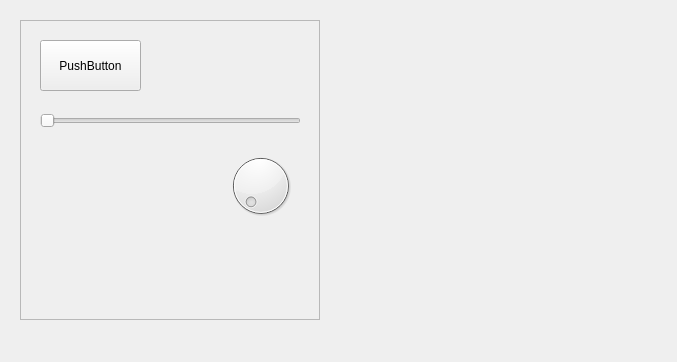
Before: the Qt Designer form MainWindow.ui in kzu0/GrabTest, drawn with Qt 5.
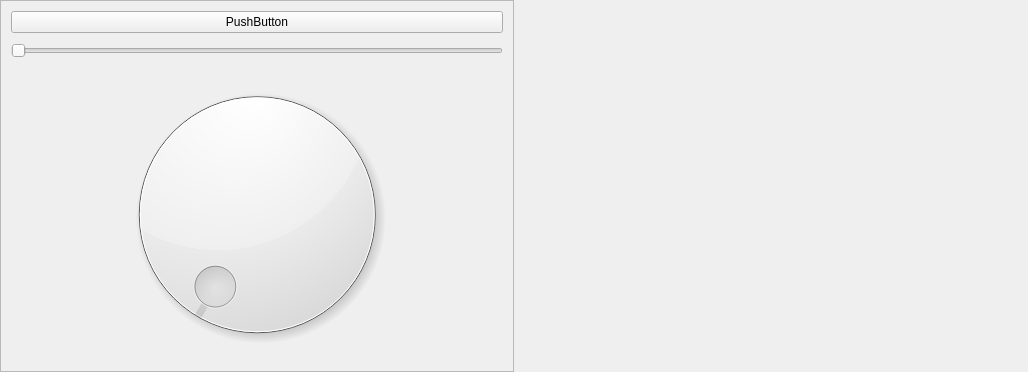
After: the same form once the commit is applied.

The edit to the form file:
```diff
--- a/MainWindow.ui
+++ b/MainWindow.ui
@@ -6,89 +6,121 @@
    <rect>
     <x>0</x>
     <y>0</y>
-    <width>677</width>
-    <height>362</height>
+    <width>1028</width>
+    <height>372</height>
    </rect>
   </property>
   <property name="windowTitle">
    <string>MainWindow</string>
   </property>
   <widget class="QWidget" name="centralwidget">
-   <widget class="QLabel" name="renderLabel">
-    <property name="geometry">
-     <rect>
-      <x>340</x>
-      <y>20</y>
-      <width>300</width>
-      <height>300</height>
-     </rect>
+   <property name="sizePolicy">
+    <sizepolicy hsizetype="Preferred" vsizetype="Preferred">
+     <horstretch>0</horstretch>
+     <verstretch>0</verstretch>
+    </sizepolicy>
+   </property>
+   <layout class="QHBoxLayout" name="horizontalLayout">
+    <property name="spacing">
+     <number>0</number>
     </property>
-    <property name="text">
-     <string/>
+    <property name="leftMargin">
+     <number>0</number>
     </property>
-   </widget>
-   <widget class="QFrame" name="sourceFrame">
-    <property name="geometry">
-     <rect>
-      <x>20</x>
-      <y>20</y>
-      <width>300</width>
-      <height>300</height>
-     </rect>
+    <property name="topMargin">
+     <number>0</number>
     </property>
-    <property name="frameShape">
-     <enum>QFrame::StyledPanel</enum>
+    <property name="rightMargin">
+     <number>0</number>
     </property>
-    <property name="frameShadow">
-     <enum>QFrame::Raised</enum>
+    <property name="bottomMargin">
+     <number>0</number>
     </property>
-    <widget class="QWidget" name="sourceWidget" native="true">
-     <property name="geometry">
-      <rect>
-       <x>0</x>
-       <y>0</y>
-       <width>300</width>
-       <height>300</height>
-      </rect>
-     </property>
-     <widget class="QPushButton" name="pushButton">
-      <property name="geometry">
-       <rect>
-        <x>20</x>
-        <y>20</y>
-        <width>101</width>
-        <height>51</height>
-       </rect>
+    <item>
+     <widget class="QFrame" name="sourceFrame">
+      <property name="sizePolicy">
+       <sizepolicy hsizetype="Preferred" vsizetype="Preferred">
+        <horstretch>0</horstretch>
+        <verstretch>0</verstretch>
+       </sizepolicy>
+      </property>
+      <property name="frameShape">
+       <enum>QFrame::StyledPanel</enum>
+      </property>
+      <property name="frameShadow">
+       <enum>QFrame::Raised</enum>
+      </property>
+      <layout class="QHBoxLayout" name="horizontalLayout_2">
+       <property name="spacing">
+        <number>0</number>
+       </property>
+       <property name="leftMargin">
+        <number>0</number>
+       </property>
+       <property name="topMargin">
+        <number>0</number>
+       </property>
+       <property name="rightMargin">
+        <number>0</number>
+       </property>
+       <property name="bottomMargin">
+        <number>0</number>
+       </property>
+       <item>
+        <widget class="QWidget" name="sourceWidget" native="true">
+         <layout class="QVBoxLayout" name="verticalLayout">
+          <property name="spacing">
+           <number>10</number>
+          </property>
+          <property name="leftMargin">
+           <number>10</number>
+          </property>
+          <property name="topMargin">
+           <number>10</number>
+          </property>
+          <property name="rightMargin">
+           <number>10</number>
+          </property>
+          <property name="bottomMargin">
+           <number>10</number>
+          </property>
+          <item>
+           <widget class="QPushButton" name="pushButton">
+            <property name="text">
+             <string>PushButton</string>
+            </property>
+           </widget>
+          </item>
+          <item>
+           <widget class="QSlider" name="horizontalSlider">
+            <property name="orientation">
+             <enum>Qt::Horizontal</enum>
+            </property>
+           </widget>
+          </item>
+          <item>
+           <widget class="QDial" name="dial"/>
+          </item>
+         </layout>
+        </widget>
+       </item>
+      </layout>
+     </widget>
+    </item>
+    <item>
+     <widget class="QLabel" name="renderLabel">
+      <property name="sizePolicy">
+       <sizepolicy hsizetype="Expanding" vsizetype="Minimum">
+        <horstretch>0</horstretch>
+        <verstretch>0</verstretch>
+       </sizepolicy>
       </property>
       <property name="text">
-       <string>PushButton</string>
+       <string/>
       </property>
      </widget>
-     <widget class="QSlider" name="horizontalSlider">
-      <property name="geometry">
-       <rect>
-        <x>20</x>
-        <y>90</y>
-        <width>261</width>
-        <height>22</height>
-       </rect>
-      </property>
-      <property name="orientation">
-       <enum>Qt::Horizontal</enum>
-      </property>
-     </widget>
-     <widget class="QDial" name="dial">
-      <property name="geometry">
-       <rect>
-        <x>200</x>
-        <y>130</y>
-        <width>81</width>
-        <height>71</height>
-       </rect>
-      </property>
-     </widget>
-    </widget>
-   </widget>
+    </item>
+   </layout>
   </widget>
   <widget class="QMenuBar" name="menubar">
    <property name="geometry">
```
Left out of the diff: 2 changed lines with no effect on the pictures.
